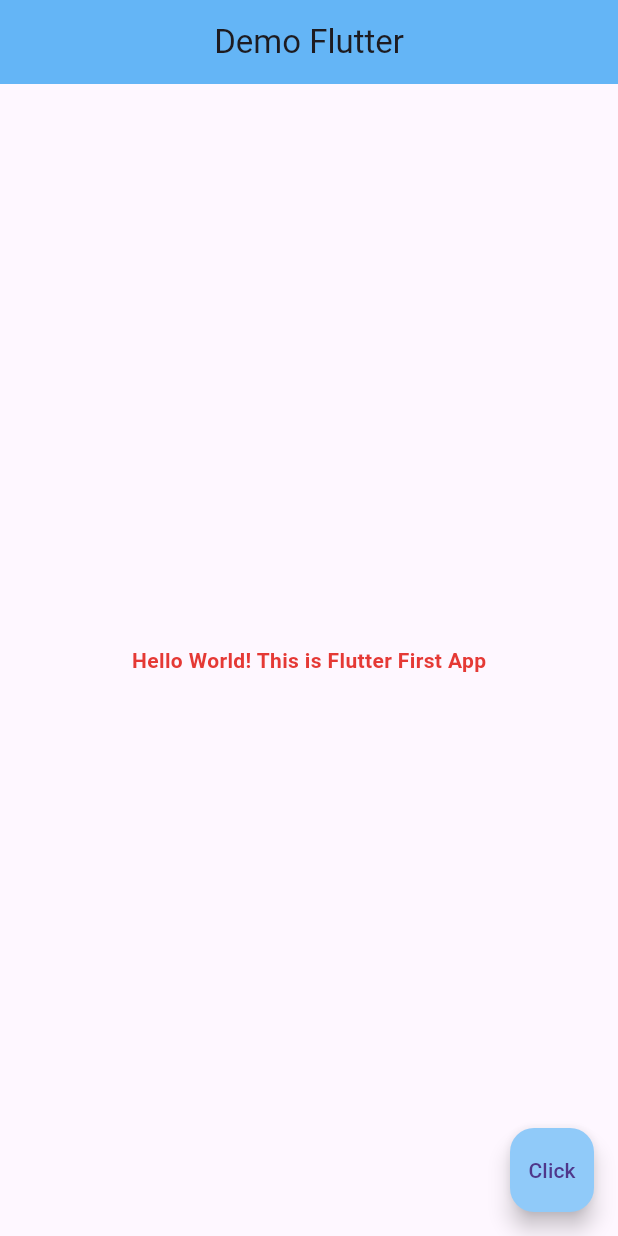
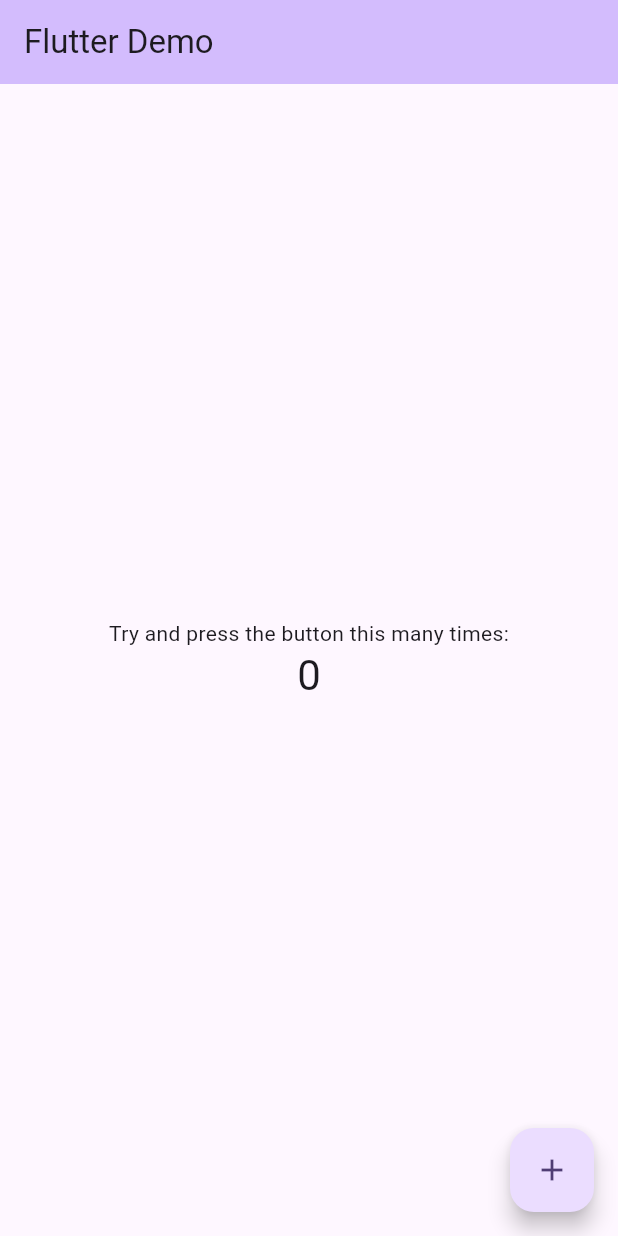
Before and after one commit to Rous1141/flutter_demo, a Flutter app: the screen it shows after launch, on a phone screen of 412 x 824 dp. Run offline on Flutter 3.47's test engine with Material 3 defaults, Android fonts, the phone set to English and light mode, and no system bars.

Commit message:
Update main.dart

```diff
--- a/lib/main.dart
+++ b/lib/main.dart
@@ -2,146 +2,144 @@ import 'package:flutter/material.dart';
 
 void main() {
   runApp(MaterialApp(
-    home: HomeScreen(),
+    home: MyApp(),
 
   ));
 }
-
-class HomeScreen extends StatelessWidget{
-  const HomeScreen({super.key});
-  @override
-  Widget build(BuildContext context) {
-    // TODO: implement build
-    return  Scaffold(
-      appBar: AppBar(
-          title: Text("Demo Flutter"),
-          centerTitle: true,
-          backgroundColor: Colors.blue[300]
-      ),
-      body: Center(
-        child: Text("Hello World! This is Flutter First App",
-          style: TextStyle(
-            color: Colors.red[600],
-            fontWeight: FontWeight.bold,
-
-          ),
-        ),
-      ),
-      floatingActionButton: FloatingActionButton(
-        onPressed: () {
-        },
-        child: Text("Click"),
-
-        backgroundColor: Colors.blue[200],
-      ),
-
-    );
-  }
-
-}
-
 //
-// class MyApp extends StatelessWidget {
-//   const MyApp({super.key});
-//
-//   // This widget is the root of your application.
+// class HomeScreen extends StatelessWidget{
+//   const HomeScreen({super.key});
 //   @override
 //   Widget build(BuildContext context) {
-//     return MaterialApp(
-//       title: 'Flutter Demo',
-//       theme: ThemeData(
-//         // This is the theme of your application.
-//         //
-//         // TRY THIS: Try running your application with "flutter run". You'll see
-//         // the application has a purple toolbar. Then, without quitting the app,
-//         // try changing the seedColor in the colorScheme below to Colors.green
-//         // and then invoke "hot reload" (save your changes or press the "hot
-//         // reload" button in a Flutter-supported IDE, or press "r" if you used
-//         // the command line to start the app).
-//         //
-//         // Notice that the counter didn't reset back to zero; the application
-//         // state is not lost during the reload. To reset the state, use hot
-//         // restart instead.
-//         //
-//         // This works for code too, not just values: Most code changes can be
-//         // tested with just a hot reload.
-//         colorScheme: ColorScheme.fromSeed(seedColor: Colors.deepPurple),
-//       ),
-//       home: const MyHomePage(title: 'Flutter Demo'),
-//     );
-//   }
-// }
-//
-// class MyHomePage extends StatefulWidget {
-//   const MyHomePage({super.key, required this.title});
-//
-//   // This widget is the home page of your application. It is stateful, meaning
-//   // that it has a State object (defined below) that contains fields that affect
-//   // how it looks.
-//
-//   // This class is the configuration for the state. It holds the values (in this
-//   // case the title) provided by the parent (in this case the App widget) and
-//   // used by the build method of the State. Fields in a Widget subclass are
-//   // always marked "final".
-//
-//   final String title;
-//
-//   @override
-//   State<MyHomePage> createState() => _MyHomePageState();
-// }
-//
-// class _MyHomePageState extends State<MyHomePage> {
-//   int _counter = 0;
-//
-//   void _incrementCounter() {
-//     setState(() {
-//       // This call to setState tells the Flutter framework that something has
-//       // changed in this State, which causes it to rerun the build method below
-//       // so that the display can reflect the updated values. If we changed
-//       // _counter without calling setState(), then the build method would not be
-//       // called again, and so nothing would appear to happen.
-//       _counter++;
-//     });
-//   }
-//
-//   @override
-//   Widget build(BuildContext context) {
-//     // This method is rerun every time setState is called, for instance as done
-//     // by the _incrementCounter method above.
-//     //
-//     // The Flutter framework has been optimized to make rerunning build methods
-//     // fast, so that you can just rebuild anything that needs updating rather
-//     // than having to individually change instances of widgets.
-//     return Scaffold(
+//     // TODO: implement build
+//     return  Scaffold(
 //       appBar: AppBar(
-//         // TRY THIS: Try changing the color here to a specific color (to
-//         // Colors.amber, perhaps?) and trigger a hot reload to see the AppBar
-//         // change color while the other colors stay the same.
-//         backgroundColor: Theme.of(context).colorScheme.inversePrimary,
-//         // Here we take the value from the MyHomePage object that was created by
-//         // the App.build method, and use it to set our appbar title.
-//         title: Text(widget.title),
+//           title: Text("Demo Flutter"),
+//           centerTitle: true,
+//           backgroundColor: Colors.blue[300]
 //       ),
 //       body: Center(
-//         // Center is a layout widget. It takes a single child and positions it
-//         // in the middle of the parent.
-//         child: Column(
-//           mainAxisAlignment: MainAxisAlignment.center,
-//           children: <Widget>[
-//             const Text('Try and press the button this many times:'),
-//             Text(
-//               '$_counter',
-//               style: Theme.of(context).textTheme.headlineMedium,
-//             ),
-//           ],
+//         child: Text("Hello World! This is Flutter First App",
+//           style: TextStyle(
+//             color: Colors.red[600],
+//             fontWeight: FontWeight.bold,
+//
+//           ),
 //         ),
 //       ),
 //       floatingActionButton: FloatingActionButton(
-//         onPressed: _incrementCounter,
-//         tooltip: 'Increment',
-//         child: const Icon(Icons.add),
-//       ), // This trailing comma makes auto-formatting nicer for build methods.
+//         onPressed: () {
+//         },
+//         child: Text("Click"),
+//
+//         backgroundColor: Colors.blue[200],
+//       ),
 //
 //     );
 //   }
 // }
+
+//
+class MyApp extends StatelessWidget {
+  const MyApp({super.key});
+  // This widget is the root of your application.
+  @override
+  Widget build(BuildContext context) {
+    return MaterialApp(
+      title: 'Flutter Demo',
+      theme: ThemeData(
+        // This is the theme of your application.
+        //
+        // TRY THIS: Try running your application with "flutter run". You'll see
+        // the application has a purple toolbar. Then, without quitting the app,
+        // try changing the seedColor in the colorScheme below to Colors.green
+        // and then invoke "hot reload" (save your changes or press the "hot
+        // reload" button in a Flutter-supported IDE, or press "r" if you used
+        // the command line to start the app).
+        //
+        // Notice that the counter didn't reset back to zero; the application
+        // state is not lost during the reload. To reset the state, use hot
+        // restart instead.
+        //
+        // This works for code too, not just values: Most code changes can be
+        // tested with just a hot reload.
+        colorScheme: ColorScheme.fromSeed(seedColor: Colors.deepPurple),
+      ),
+      home: const MyHomePage(title: 'Flutter Demo'),
+    );
+  }
+}
+
+class MyHomePage extends StatefulWidget {
+  const MyHomePage({super.key, required this.title});
+
+  // This widget is the home page of your application. It is stateful, meaning
+  // that it has a State object (defined below) that contains fields that affect
+  // how it looks.
+
+  // This class is the configuration for the state. It holds the values (in this
+  // case the title) provided by the parent (in this case the App widget) and
+  // used by the build method of the State. Fields in a Widget subclass are
+  // always marked "final".
+
+  final String title;
+
+  @override
+  State<MyHomePage> createState() => _MyHomePageState();
+}
+
+class _MyHomePageState extends State<MyHomePage> {
+  int _counter = 0;
+
+  void _incrementCounter() {
+    setState(() {
+      // This call to setState tells the Flutter framework that something has
+      // changed in this State, which causes it to rerun the build method below
+      // so that the display can reflect the updated values. If we changed
+      // _counter without calling setState(), then the build method would not be
+      // called again, and so nothing would appear to happen.
+      _counter++;
+    });
+  }
+
+  @override
+  Widget build(BuildContext context) {
+    // This method is rerun every time setState is called, for instance as done
+    // by the _incrementCounter method above.
+    //
+    // The Flutter framework has been optimized to make rerunning build methods
+    // fast, so that you can just rebuild anything that needs updating rather
+    // than having to individually change instances of widgets.
+    return Scaffold(
+      appBar: AppBar(
+        // TRY THIS: Try changing the color here to a specific color (to
+        // Colors.amber, perhaps?) and trigger a hot reload to see the AppBar
+        // change color while the other colors stay the same.
+        backgroundColor: Theme.of(context).colorScheme.inversePrimary,
+        // Here we take the value from the MyHomePage object that was created by
+        // the App.build method, and use it to set our appbar title.
+        title: Text(widget.title),
+      ),
+      body: Center(
+        // Center is a layout widget. It takes a single child and positions it
+        // in the middle of the parent.
+        child: Column(
+          mainAxisAlignment: MainAxisAlignment.center,
+          children: <Widget>[
+            const Text('Try and press the button this many times:'),
+            Text(
+              '$_counter',
+              style: Theme.of(context).textTheme.headlineMedium,
+            ),
+          ],
+        ),
+      ),
+      floatingActionButton: FloatingActionButton(
+        onPressed: _incrementCounter,
+        tooltip: 'Increment',
+        child: const Icon(Icons.add),
+      ), // This trailing comma makes auto-formatting nicer for build methods.
+
+    );
+  }
+}
```
